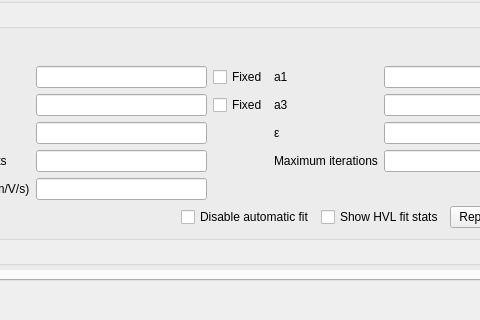
Above: src/gui/evaluationwidget.ui from echmet/CEval before the change; both pictures show x 123 to 603 and y 324 to 644 of the 796 by 644 pixel window. Below: the same form after it.
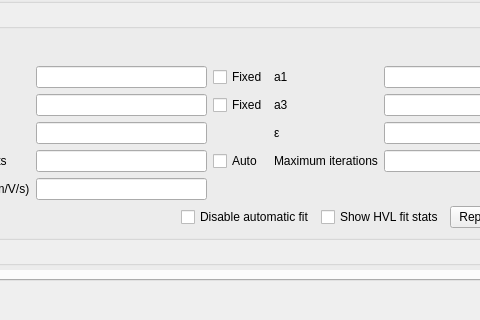
That is the form after the change. Custom widgets are drawn as their Qt base class.

```diff
--- a/src/gui/evaluationwidget.ui
+++ b/src/gui/evaluationwidget.ui
@@ -619,9 +619,9 @@
           <property name="geometry">
            <rect>
             <x>0</x>
-            <y>0</y>
+            <y>-188</y>
             <width>744</width>
-            <height>1076</height>
+            <height>1050</height>
            </rect>
           </property>
           <property name="sizePolicy">
@@ -1471,6 +1471,13 @@
                   </property>
                  </widget>
                 </item>
+                <item row="3" column="3">
+                 <widget class="QCheckBox" name="qcb_hvlAutoDigits">
+                  <property name="text">
+                   <string>Auto</string>
+                  </property>
+                 </widget>
+                </item>
                </layout>
               </item>
               <item>
```
Left out of the diff: 6 changed lines with no effect on the pictures.
